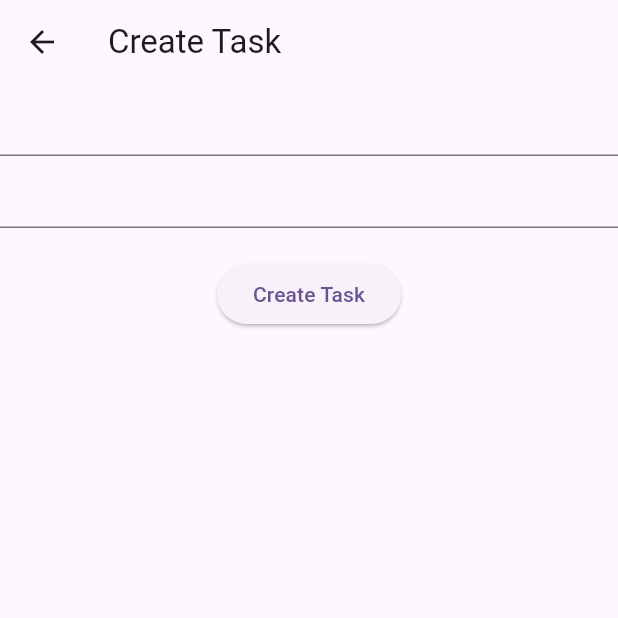
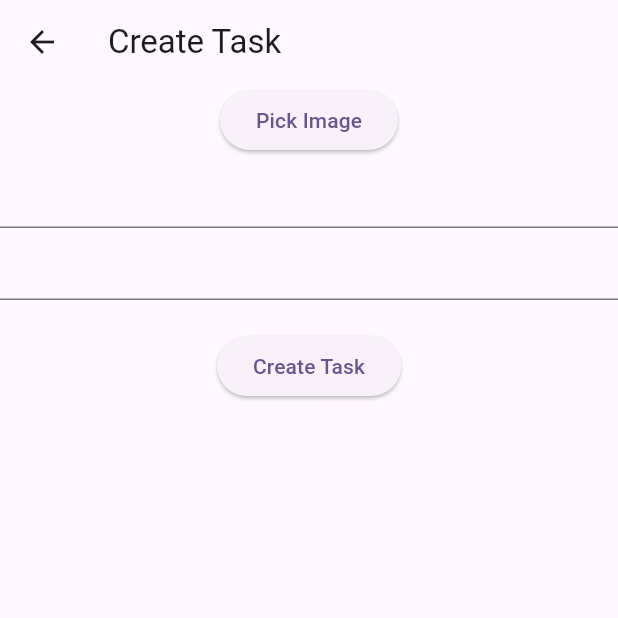
Before and after one commit to MuhammadAliKust/Flutter-B6-V2, a Flutter app: the GetAllTaskView screen opened directly, after a tap on the "add" icon, on a phone screen of 412 x 824 dp, the top half of it. Run offline on Flutter 3.47's test engine with Material 3 defaults, Android fonts, the phone set to English and light mode, and no system bars; our stand-ins replace cached_network_image, cloud_firestore, firebase_auth, firebase_core, firebase_storage, image_picker; accounts and stored records are empty.

Commit message:
Image Uploading Done

```diff
--- a/lib/main.dart
+++ b/lib/main.dart
@@ -38,7 +38,7 @@ class MyApp extends StatelessWidget {
         colorScheme: ColorScheme.fromSeed(seedColor: Colors.deepPurple),
         useMaterial3: true,
       ),
-      home: GetAllCountries(),
+      home: LoginView(),
     );
   }
 }
--- a/lib/views/create_task.dart
+++ b/lib/views/create_task.dart
@@ -1,7 +1,11 @@
+import 'dart:io';
+
 import 'package:firebase_auth/firebase_auth.dart';
 import 'package:flutter/material.dart';
 import 'package:flutter_b6_v2/models/task.dart';
 import 'package:flutter_b6_v2/services/task.dart';
+import 'package:flutter_b6_v2/services/upload_file_services.dart';
+import 'package:image_picker/image_picker.dart';
 
 class CreateTaskView extends StatefulWidget {
   CreateTaskView({super.key});
@@ -17,6 +21,8 @@ class _CreateTaskViewState extends State<CreateTaskView> {
 
   bool isLoading = false;
 
+  File? image;
+
   @override
   Widget build(BuildContext context) {
     return Scaffold(
@@ -25,6 +31,19 @@ class _CreateTaskViewState extends State<CreateTaskView> {
       ),
       body: Column(
         children: [
+          if (image != null)
+            Image.file(
+              image!,
+              height: 200,
+            ),
+          ElevatedButton(
+              onPressed: () {
+                ImagePicker().pickImage(source: ImageSource.camera).then((val) {
+                  image = File(val!.path);
+                  setState(() {});
+                });
+              },
+              child: Text("Pick Image")),
           TextField(
             controller: titleController,
           ),
@@ -53,14 +72,18 @@ class _CreateTaskViewState extends State<CreateTaskView> {
                     try {
                       isLoading = true;
                       setState(() {});
+                      await UploadFileServices()
+                          .getUrl(image)
+                          .then((downloadUrl) async {
                         await TaskServices()
                             .createTask(TaskModel(
                                 title: titleController.text,
                                 description: descriptionController.text,
                                 isCompleted: false,
                                 userID: FirebaseAuth.instance.currentUser!.uid,
-                              image: "",
-                              createdAt: DateTime.now().millisecondsSinceEpoch))
+                                image: downloadUrl,
+                                createdAt:
+                                    DateTime.now().millisecondsSinceEpoch))
                             .then((val) {
                           isLoading = false;
                           setState(() {});
@@ -69,8 +92,8 @@ class _CreateTaskViewState extends State<CreateTaskView> {
                               builder: (context) {
                                 return AlertDialog(
                                   title: Text("Message"),
-                                content:
-                                    Text("Task has been created successfully"),
+                                  content: Text(
+                                      "Task has been created successfully"),
                                   actions: [
                                     TextButton(
                                         onPressed: () {
@@ -81,6 +104,7 @@ class _CreateTaskViewState extends State<CreateTaskView> {
                                         child: Text("Okay"))
                                   ],
                                 );
+                              });
                         });
                       });
                     } catch (e) {
--- a/lib/views/get_all_task.dart
+++ b/lib/views/get_all_task.dart
@@ -1,5 +1,6 @@
 import 'dart:developer';
 
+import 'package:cached_network_image/cached_network_image.dart';
 import 'package:firebase_auth/firebase_auth.dart';
 import 'package:flutter/cupertino.dart';
 import 'package:flutter/material.dart';
@@ -44,7 +45,18 @@ class GetAllTaskView extends StatelessWidget {
               itemCount: taskList.length,
               itemBuilder: (context, i) {
                 return ListTile(
-                  leading: Icon(Icons.task),
+                  leading: ClipRRect(
+                    borderRadius: BorderRadius.circular(100),
+                    child: CachedNetworkImage(
+                      imageUrl: taskList[i].image.toString(),
+                      fit: BoxFit.cover,
+                      height: 50,
+                      width: 50,
+                      placeholder: (context, url) =>
+                          CircularProgressIndicator(),
+                      errorWidget: (context, url, error) => Icon(Icons.error),
+                    ),
+                  ),
                   title: Text(taskList[i].title.toString()),
                   subtitle: Text(taskList[i].description.toString()),
                   trailing: Row(
--- a/pubspec.yaml
+++ b/pubspec.yaml
@@ -39,6 +39,9 @@ dependencies:
   firebase_core: ^3.9.0
   provider: ^6.1.2
   firebase_auth: ^5.3.4
+  image_picker: ^1.1.2
+  firebase_storage: ^12.4.0
+  cached_network_image: ^3.4.1
 
 dev_dependencies:
   flutter_test:
```
Also changed, not shown: lib/services/upload_file_services.dart (added, +30 -0 lines), lib/views/city/get_city.dart (+5 -5 lines), pubspec.lock, 1 other file. Lines whose indentation alone changed are shown as unchanged.
